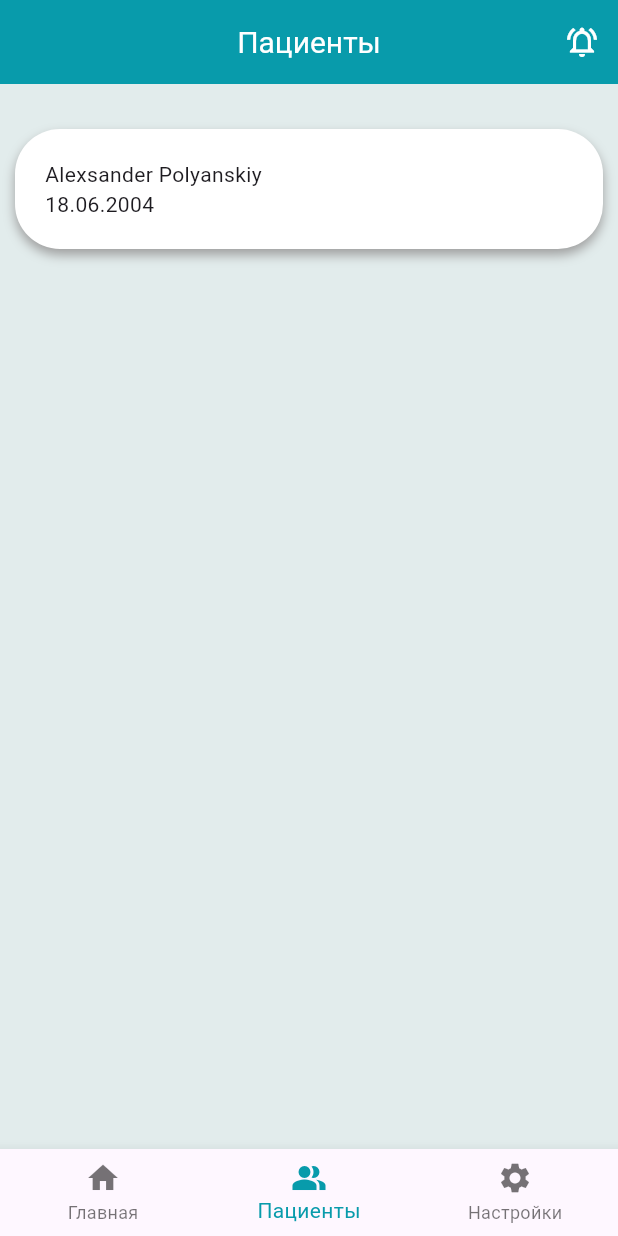
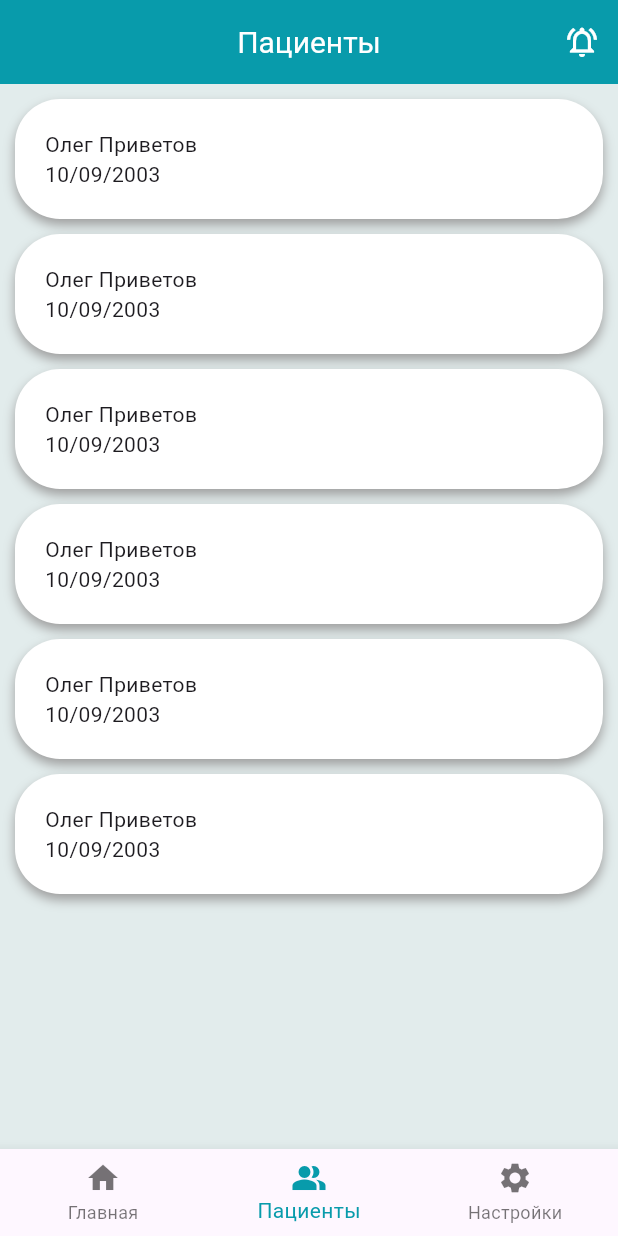
Before and after one commit to Alexsandr52/flutter-app-gwork, a Flutter app: the screen it shows after launch, item 2 of the bottom bar chosen, on a phone screen of 412 x 824 dp. Run offline on Flutter 3.47's test engine with Material 3 defaults, Android fonts, the phone set to English and light mode, and no system bars; network calls fail.

Commit message:
fix doctors pages

```diff
--- a/lib/main.dart
+++ b/lib/main.dart
@@ -1,6 +1,7 @@
 // ignore_for_file: prefer_const_constructors
 import 'package:flutter/material.dart';
 import 'package:flutter/widgets.dart';
+import 'package:gwork_flutter_application_1/models/users.dart';
 import 'package:gwork_flutter_application_1/screens/auth/auth_form.dart';
 import 'package:gwork_flutter_application_1/screens/auth/login_form.dart';
 import 'package:gwork_flutter_application_1/screens/doctor/doctor_dashboard.dart';
@@ -15,16 +16,55 @@ void main() {
 class MainApp extends StatelessWidget {
   const MainApp({super.key});
 
-  final String title = 'Новость';
-  final String text =
-      'Ошибка "The instance member \'user\' can\'t be accessed in an initializer" возникает потому, что переменная user инициализируется в то же самое время, когда она используется в инициализаторе news.';
-
   static const Color constBackgroundColor = Color(0xffe2ecec);
   static const Color navBarsColor = Color(0xff089bab);
   static const Color boxesColor = Color(0xffffffff);
 
   @override
   Widget build(BuildContext context) {
+    String title = 'Новость';
+    String text =
+        'Ошибка "The instance member \'user\' can\'t be accessed in an initializer" возникает потому, что переменная user инициализируется в то же самое время, когда она используется в инициализаторе news.';
+    List news = [
+      NewsBox(
+        imageUrl:
+            'https://encrypted-tbn0.gstatic.com/images?q=tbn:ANd9GcTvSx0FbtCgMryLllm4D5vT1T0GGzJK1qQdzXuJfYI_oA&s',
+        title: title,
+        text: text,
+      ),
+      NewsBox(
+        imageUrl:
+            'https://encrypted-tbn0.gstatic.com/images?q=tbn:ANd9GcRguHCFY2jxLVPhf_-7EFFXZ65w9LIMmpVsMcrI5lWMVw&s',
+        title: title,
+        text: text,
+      ),
+      NewsBox(
+        imageUrl:
+            'https://encrypted-tbn0.gstatic.com/images?q=tbn:ANd9GcTvSx0FbtCgMryLllm4D5vT1T0GGzJK1qQdzXuJfYI_oA&s',
+        title: title,
+        text: text,
+      ),
+      NewsBox(
+        title: title,
+        text: text,
+      )
+    ];
+    User patient = User(
+      name: 'Олег',
+      surname: 'Приветов',
+      birthdate: '10/09/2003',
+      email: 'example@gmail.com',
+      role: Roles.patient,
+      phone: '+79888885674',
+      selfInfo:
+          'В основной части кода вызывается функция find_min_four_digit_number(), чтобы найти наименьшее четырехзначное число, которое может появиться на экране в результате работы автомата, и результат выводится на экран.',
+    );
+    User doctor = User(
+        name: 'Александр',
+        surname: 'Полянский',
+        email: 'gek@gmail.com',
+        role: Roles.doctor);
+
     return MaterialApp(
       theme: ThemeData(
         elevatedButtonTheme: ElevatedButtonThemeData(
@@ -46,35 +86,20 @@ class MainApp extends StatelessWidget {
         ),
       ),
       debugShowCheckedModeBanner: false,
-      home: DoctorDashboard(news: [
-        NewsBox(
-          imageUrl:
-              'https://encrypted-tbn0.gstatic.com/images?q=tbn:ANd9GcTvSx0FbtCgMryLllm4D5vT1T0GGzJK1qQdzXuJfYI_oA&s',
-          title: title,
-          text: text,
-        ),
-        NewsBox(
-          imageUrl:
-              'https://encrypted-tbn0.gstatic.com/images?q=tbn:ANd9GcRguHCFY2jxLVPhf_-7EFFXZ65w9LIMmpVsMcrI5lWMVw&s',
-          title: title,
-          text: text,
-        ),
-        NewsBox(
-          imageUrl:
-              'https://encrypted-tbn0.gstatic.com/images?q=tbn:ANd9GcTvSx0FbtCgMryLllm4D5vT1T0GGzJK1qQdzXuJfYI_oA&s',
-          title: title,
-          text: text,
-        ),
-        NewsBox(
-          title: title,
-          text: text,
-        )
-      ]),
+      home: DoctorDashboard(
+        news: news,
+        user: doctor,
+      ),
       routes: {
         '/login': (context) => LoginForm(),
         '/auth': (context) => AuthForm(),
-        '/docHome': (context) => DoctorDashboard(),
-        '/docPatientList': (context) => DoctorPatientList(),
+        '/docHome': (context) => DoctorDashboard(
+              user: doctor,
+              news: news,
+            ),
+        '/docPatientList': (context) => DoctorPatientList(
+              patients: [patient, patient, patient, patient, patient, patient],
+            ),
       },
     );
   }
--- a/lib/screens/doctor/doctor_dashboard.dart
+++ b/lib/screens/doctor/doctor_dashboard.dart
@@ -8,7 +8,7 @@ class DoctorDashboard extends StatefulWidget {
   final List? news;
   final User? user;
 
-  DoctorDashboard({this.news, this.user});
+  const DoctorDashboard({this.news, this.user});
 
   @override
   State<DoctorDashboard> createState() => DdoctorDashboardState();
--- a/lib/screens/doctor/doctor_patient_list.dart
+++ b/lib/screens/doctor/doctor_patient_list.dart
@@ -5,7 +5,9 @@ import 'package:gwork_flutter_application_1/models/users.dart';
 import 'package:gwork_flutter_application_1/widgets/widgets.dart';
 
 class DoctorPatientList extends StatefulWidget {
-  const DoctorPatientList({super.key});
+  final List? patients;
+
+  const DoctorPatientList({super.key, this.patients});
 
   @override
   State<DoctorPatientList> createState() => DdoctorPatientListState();
@@ -14,24 +16,31 @@ class DoctorPatientList extends StatefulWidget {
 class DdoctorPatientListState extends State<DoctorPatientList> {
   static const Color constBackgroundColor = Color(0xffe2ecec);
 
-  User alex = User(
-      birthdate: '18.06.2004',
-      name: 'Alexsander',
-      surname: 'Polyanskiy',
-      email: 'ak.gek@gmail.com',
-      role: Roles.patient);
+  List patients = [];
+
+  @override
+  void initState() {
+    if (widget.patients != null) {
+      patients = widget.patients!;
+    }
+    super.initState();
+  }
 
   @override
   Widget build(BuildContext context) {
     return Scaffold(
         backgroundColor: constBackgroundColor,
         appBar: CustomAppBar(title: 'Пациенты'),
-        body: ListView(
-          padding: EdgeInsets.all(10),
-          children: [
-            SizedBox(height: 20),
-            PatientCard(patient: alex),
-          ],
+        body: Padding(
+          padding: const EdgeInsets.all(10),
+          child: ListView.separated(
+              itemBuilder: (context, index) {
+                return PatientCard(patient: patients[index]);
+              },
+              separatorBuilder: (context, index) {
+                return SizedBox(height: 10);
+              },
+              itemCount: patients.length),
         ),
         bottomNavigationBar: CustomBottomNavigationBar(pageIndex: 1));
   }
--- a/lib/widgets/widgets.dart
+++ b/lib/widgets/widgets.dart
@@ -4,42 +4,6 @@ import 'package:flutter/material.dart';
 import 'package:gwork_flutter_application_1/models/users.dart';
 import 'package:gwork_flutter_application_1/models/notif.dart';
 import 'package:gwork_flutter_application_1/screens/notification_page.dart';
-
-// footer
-class AppBottomNavigationBar extends StatelessWidget {
-  final int currentIndex;
-
-  static const Color constBackgroundColor = Color(0xffe2ecec);
-  static const Color navBarsColor = Color(0xff089bab);
-  static const Color boxesColor = Color(0xffffffff);
-
-  AppBottomNavigationBar({required this.currentIndex});
-
-  @override
-  Widget build(BuildContext context) {
-    return BottomNavigationBar(
-      items: const <BottomNavigationBarItem>[
-        BottomNavigationBarItem(
-          icon: Icon(Icons.home),
-          label: 'Главная',
-        ),
-        BottomNavigationBarItem(
-          icon: Icon(Icons.insert_chart_outlined_rounded),
-          label: 'Анализы',
-        ),
-        BottomNavigationBarItem(
-          icon: Icon(Icons.chat_bubble_outline_rounded),
-          label: 'Чат',
-        ),
-      ],
-      currentIndex: currentIndex,
-      selectedItemColor: navBarsColor,
-      onTap: (value) {
-        print(value);
-      },
-    );
-  }
-}
 
 // header
 class CustomAppBar extends StatelessWidget implements PreferredSizeWidget {
```
